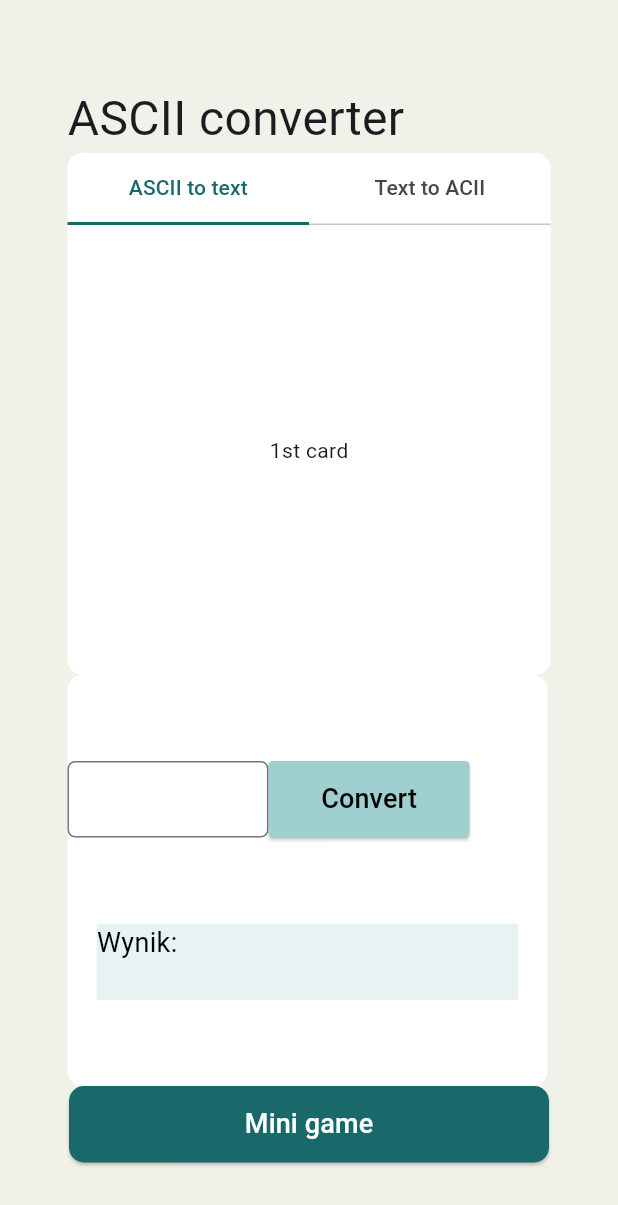
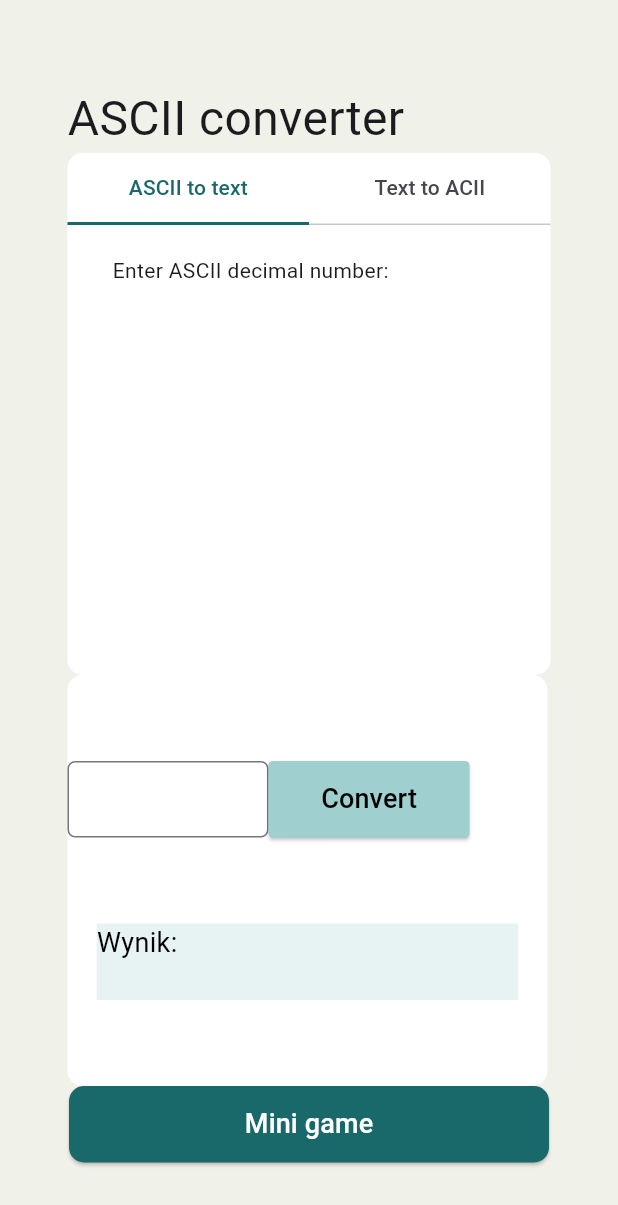
Before and after one commit to majatkaczyk/PIM, a Flutter app: the screen it shows after launch, on a phone screen of 412 x 824 dp. Shown: the top 1205 px of the screen. Run offline on Flutter 3.47's test engine with Material 3 defaults, Android fonts, the light colour scheme and no system bars.

Commit message:
add left text

```diff
--- a/Flutter/lib/main.dart
+++ b/Flutter/lib/main.dart
@@ -76,16 +76,20 @@ child: Scaffold(appBar: AppBar(
               indicatorSize: TabBarIndicatorSize.tab,
               labelColor: Color(0xff19686A),
             ),),
-            Container(decoration:
-            const BoxDecoration(
+            Container(padding: const EdgeInsets.symmetric(horizontal: 30.0),
+              decoration: const BoxDecoration(
               borderRadius: BorderRadius.only(
                 bottomLeft: Radius.circular(10.0), bottomRight: Radius.circular(10.0))
               , color: Color(0xffffffff),
               ),child: const SizedBox(height: 300,
                 child: TabBarView(
+                children: [
+                  Column(mainAxisAlignment: MainAxisAlignment.start,crossAxisAlignment: CrossAxisAlignment.start,
+                      children: [
+                        Padding(padding: EdgeInsets.symmetric(vertical: 20.0), child: Text("Enter ASCII decimal number:"),)
 
-                children: [
-                  Center(child: Text("1st card")),
+
+                      ]),
                   Center(child: Text("2nd card"))
                 ],
               )),),
```
